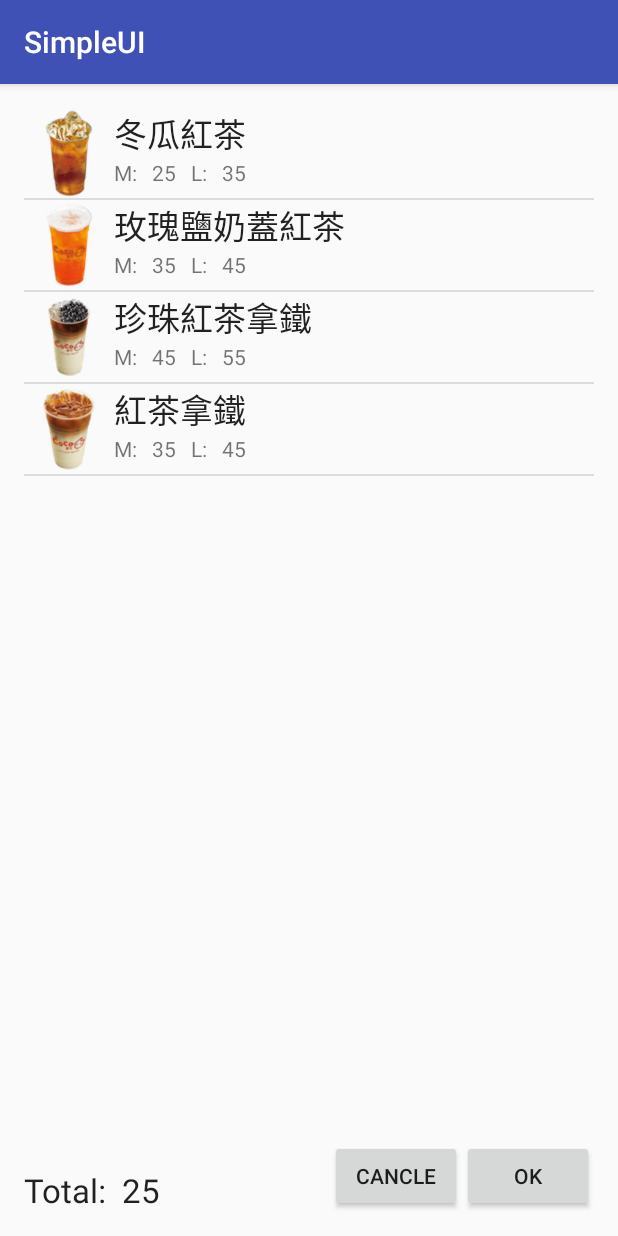
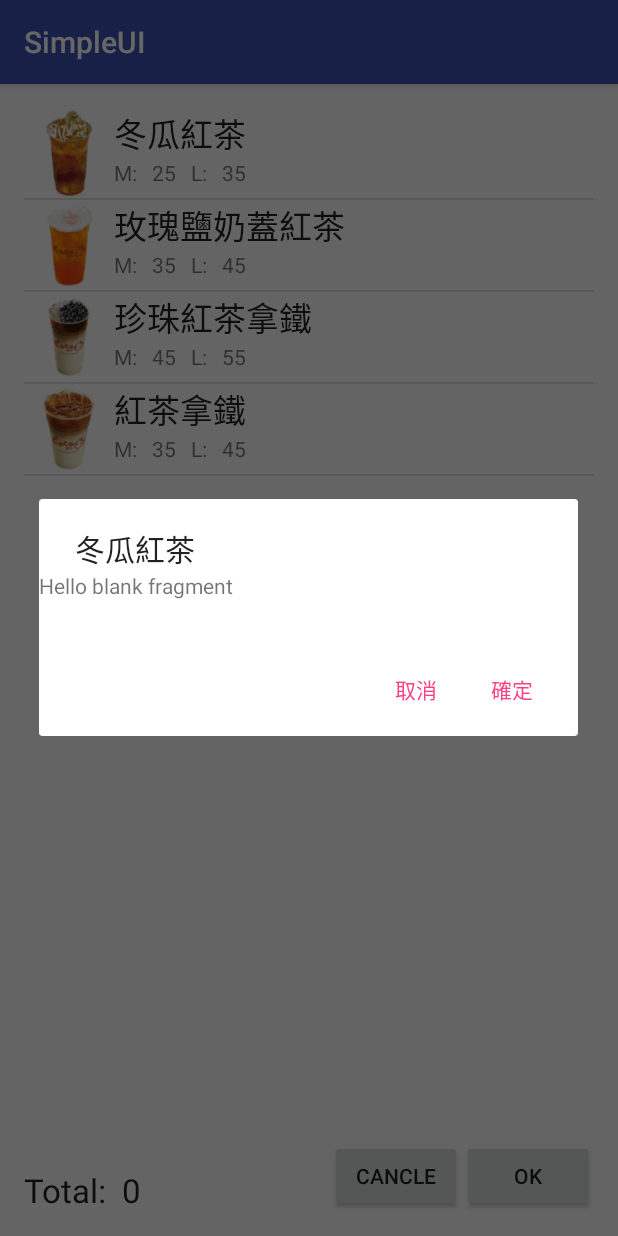
Before and after one commit to nlogo/android_class_267, an Android app: the DrinkMenuActivity screen opened directly, with no data from a screen before it, after a tap on "冬瓜紅茶", on a phone screen of 412 x 824 dp. Run offline under Robolectric (Android 15) with nearby library versions, the phone set to English and light mode, and no system bars.

Commit message:
Fragment

```diff
--- a/SimpleUI/app/build.gradle
+++ b/SimpleUI/app/build.gradle
@@ -23,4 +23,5 @@ dependencies {
     compile fileTree(dir: 'libs', include: ['*.jar'])
     testCompile 'junit:junit:4.12'
     compile 'com.android.support:appcompat-v7:23.4.0'
+    compile 'com.android.support:support-v4:23.4.0'
 }
--- a/SimpleUI/app/src/main/java/domain/company/simpleui/simpleui/DrinkMenuActivity.java
+++ b/SimpleUI/app/src/main/java/domain/company/simpleui/simpleui/DrinkMenuActivity.java
@@ -1,6 +1,11 @@
 package domain.company.simpleui.simpleui;
 
+
 import android.content.Intent;
+//import android.support.v4.app.FragmentManager;
+import android.app.FragmentManager;
+import android.app.FragmentTransaction;
+//import android.support.v4.app.FragmentTransaction;
 import android.support.v7.app.AppCompatActivity;
 import android.os.Bundle;
 import android.util.Log;
@@ -15,11 +20,12 @@ import org.json.JSONObject;
 
 import java.util.ArrayList;
 
-public class DrinkMenuActivity extends AppCompatActivity {
+//public class DrinkMenuActivity extends AppCompatActivity implements DrinkOrderDialog.OnFragmentInteractionListener{
+public class DrinkMenuActivity extends AppCompatActivity implements DrinkOrderDialog.OnFragmentInteractionListener{
+
 
     ListView drinkListView;
     TextView priceTextView;
-
 
     ArrayList<Drink> drinks = new ArrayList<>();
     ArrayList<Drink> drinkOrders = new ArrayList<>();
@@ -47,14 +53,37 @@ public class DrinkMenuActivity extends AppCompatActivity {
         drinkListView.setOnItemClickListener(new AdapterView.OnItemClickListener() {
             @Override
             public void onItemClick(AdapterView<?> parent, View view, int position, long id) {
-                DrinkAdapter drinkAdapter = (DrinkAdapter)parent.getAdapter();
-                Drink drink = (Drink) drinkAdapter.getItem(position);
-                drinkOrders.add(drink);
-                updateTotalPrice();
+//                DrinkAdapter drinkAdapter = (DrinkAdapter)parent.getAdapter();
+//                Drink drink = (Drink) drinkAdapter.getItem(position);
+//                drinkOrders.add(drink);
+//                updateTotalPrice();
+
+                Drink drink = (Drink) parent.getAdapter().getItem(position);
+                ShowDetailDrinkMenu(drink);
+
             }
         });
 
         Log.d("Debug","Drink Activity OnCreate");
+    }
+
+    private void  ShowDetailDrinkMenu(Drink drink)
+    {
+        FragmentManager fragmentManager = getFragmentManager();
+        FragmentTransaction ft = fragmentManager.beginTransaction();
+
+        DrinkOrder drinkOrder = new DrinkOrder();
+        drinkOrder.mPrice = drink.mPrice;
+        drinkOrder.lPrice = drink.lPrice;
+        drinkOrder.drinkName = drink.name;
+        DrinkOrderDialog orderDialog = DrinkOrderDialog.newInstance(drinkOrder);
+
+        orderDialog.show(ft, "DrinkOrderDialog");
+
+//        ft.replace(R.id.root, orderDialog);
+//        ft.addToBackStack(null);
+//        ft.commit();
+
     }
 
     private void setData()
--- /dev/null
+++ b/SimpleUI/app/src/main/java/domain/company/simpleui/simpleui/DrinkOrder.java
@@ -0,0 +1,61 @@
+package domain.company.simpleui.simpleui;
+
+import org.json.JSONException;
+import org.json.JSONObject;
+
+/**
+ * Created by user on 2016/6/16.
+ */
+public class DrinkOrder {
+    String drinkName ;
+    String ice = "正常";
+    String sugar = "正常";
+    String note = "";
+    int lNumber = 0;
+    int mNumber = 0;
+    int lPrice;
+    int mPrice;
+
+    public JSONObject getJsonObject()
+    {
+        JSONObject jsonObject = new JSONObject();
+
+        try{
+
+            jsonObject.put("drinkName", drinkName);
+            jsonObject.put("ice", ice);
+            jsonObject.put("sugar", sugar);
+            jsonObject.put("note", note);
+            jsonObject.put("lNumber", lNumber);
+            jsonObject.put("mNumber", mNumber);
+            jsonObject.put("lPrice", lPrice);
+            jsonObject.put("mPrice", mPrice);
+        } catch (JSONException e) {
+            e.printStackTrace();
+        }
+        return jsonObject;
+    }
+
+    public static DrinkOrder newInstanceWithJsonObject(String data) {
+
+        try {
+            JSONObject jsonObject = new JSONObject(data);
+            DrinkOrder drinkOrder = new DrinkOrder();
+
+            drinkOrder.drinkName = jsonObject.getString("drinkName");
+            drinkOrder.ice = jsonObject.getString("ice");
+            drinkOrder.sugar = jsonObject.getString("sugar");
+            drinkOrder.note = jsonObject.getString("note");
+            drinkOrder.lNumber = jsonObject.getInt("lNumber");
+            drinkOrder.mNumber = jsonObject.getInt("mNumber");
+
+            drinkOrder.lPrice = jsonObject.getInt("lPrice");
+            drinkOrder.mPrice = jsonObject.getInt("mPrice");
+            return drinkOrder;
+
+        } catch (JSONException e) {
+            e.printStackTrace();
+        }
+        return null;
+    }
+}
--- /dev/null
+++ b/SimpleUI/app/src/main/java/domain/company/simpleui/simpleui/DrinkOrderDialog.java
@@ -0,0 +1,140 @@
+package domain.company.simpleui.simpleui;
+
+import android.app.AlertDialog;
+import android.app.Dialog;
+import android.app.DialogFragment;
+import android.content.Context;
+import android.content.DialogInterface;
+import android.net.Uri;
+import android.os.Bundle;
+import android.app.Fragment;
+//import android.support.v4.app.Fragment;
+import android.app.DialogFragment;
+import android.view.LayoutInflater;
+import android.view.View;
+import android.view.ViewGroup;
+
+
+/**
+ * A simple {@link Fragment} subclass.
+ * Activities that contain this fragment must implement the
+ * {@link DrinkOrderDialog.OnFragmentInteractionListener} interface
+ * to handle interaction events.
+ * Use the {@link DrinkOrderDialog#newInstance} factory method to
+ * create an instance of this fragment.
+ */
+public class DrinkOrderDialog extends DialogFragment {
+    // TODO: Rename parameter arguments, choose names that match
+    // the fragment initialization parameters, e.g. ARG_ITEM_NUMBER
+    private static final String ARG_PARAM1 = "param1";
+    private static final String ARG_PARAM2 = "param2";
+
+    // TODO: Rename and change types of parameters
+    private DrinkOrder drinkOrder;
+
+    private OnFragmentInteractionListener mListener;
+
+    public DrinkOrderDialog() {
+        // Required empty public constructor
+    }
+
+    /**
+     * Use this factory method to create a new instance of
+     * this fragment using the provided parameters.
+     *
+     * @return A new instance of fragment DrinkOrderDialog.
+     */
+    // TODO: Rename and change types and number of parameters
+    public static DrinkOrderDialog newInstance(DrinkOrder drinkOrder) {
+        DrinkOrderDialog fragment = new DrinkOrderDialog();
+        Bundle args = new Bundle();
+        args.putString(ARG_PARAM1, drinkOrder.getJsonObject().toString());
+        fragment.setArguments(args);
+        return fragment;
+    }
+
+//    @Override
+//    public void onCreate(Bundle savedInstanceState) {
+//        super.onCreate(savedInstanceState);
+//        if (getArguments() != null) {
+//            String data = getArguments().getString(ARG_PARAM1);
+//            drinkOrder = DrinkOrder.newInstanceWithJsonObject(data);
+//        }
+//    }
+//
+//    @Override
+//    public View onCreateView(LayoutInflater inflater, ViewGroup container,
+//                             Bundle savedInstanceState) {
+//        // Inflate the layout for this fragment
+//        return inflater.inflate(R.layout.fragment_drink_order_dialog, container, false);
+//    }
+
+    @Override
+    public Dialog onCreateDialog(Bundle savedInstanceState){
+
+        if(getArguments() != null){
+            String data = getArguments().getString(ARG_PARAM1);
+            drinkOrder = DrinkOrder.newInstanceWithJsonObject(data);
+        }
+
+        LayoutInflater layoutInflater = LayoutInflater.from(getActivity());
+        View root = layoutInflater.inflate(R.layout.fragment_drink_order_dialog, null);
+        AlertDialog.Builder builder = new AlertDialog.Builder(getActivity());
+        builder.setView(root)
+                .setTitle(drinkOrder.drinkName)
+                .setPositiveButton("確定", new DialogInterface.OnClickListener() {
+                    @Override
+                    public void onClick(DialogInterface dialog, int which) {
+
+                    }
+                })
+                .setNegativeButton("取消", new DialogInterface.OnClickListener() {
+                    @Override
+                    public void onClick(DialogInterface dialog, int which) {
+
+                    }
+                });
+
+//        return super.onCreateDialog(savedInstanceState);
+        return builder.create();
+    }
+
+//    // TODO: Rename method, update argument and hook method into UI event
+//    public void onButtonPressed(Uri uri) {
+//        if (mListener != null) {
+//            mListener.onFragmentInteraction(uri);
+//        }
+//    }
+
+    @Override
+    public void onAttach(Context context) {
+        super.onAttach(context);
+        if (context instanceof OnFragmentInteractionListener) {
+            mListener = (OnFragmentInteractionListener) context;
+        } else {
+            throw new RuntimeException(context.toString()
+                    + " must implement OnFragmentInteractionListener");
+        }
+    }
+
+    @Override
+    public void onDetach() {
+        super.onDetach();
+        mListener = null;
+    }
+
+    /**
+     * This interface must be implemented by activities that contain this
+     * fragment to allow an interaction in this fragment to be communicated
+     * to the activity and potentially other fragments contained in that
+     * activity.
+     * <p/>
+     * See the Android Training lesson <a href=
+     * "http://developer.android.com/training/basics/fragments/communicating.html"
+     * >Communicating with Other Fragments</a> for more information.
+     */
+    public interface OnFragmentInteractionListener {
+        // TODO: Update argument type and name
+        //void onFragmentInteraction(Uri uri);
+    }
+}
--- a/SimpleUI/app/src/main/res/layout/activity_drink_menu.xml
+++ b/SimpleUI/app/src/main/res/layout/activity_drink_menu.xml
@@ -7,7 +7,8 @@
     android:paddingLeft="@dimen/activity_horizontal_margin"
     android:paddingRight="@dimen/activity_horizontal_margin"
     android:paddingTop="@dimen/activity_vertical_margin"
-    tools:context="domain.company.simpleui.simpleui.DrinkMenuActivity">
+    tools:context="domain.company.simpleui.simpleui.DrinkMenuActivity"
+    android:id="@+id/root">
 
     <ListView
         android:layout_width="wrap_content"
--- /dev/null
+++ b/SimpleUI/app/src/main/res/layout/fragment_drink_order_dialog.xml
@@ -0,0 +1,13 @@
+<FrameLayout xmlns:android="http://schemas.android.com/apk/res/android"
+    xmlns:tools="http://schemas.android.com/tools"
+    android:layout_width="match_parent"
+    android:layout_height="match_parent"
+    tools:context="domain.company.simpleui.simpleui.DrinkOrderDialog">
+
+    <!-- TODO: Update blank fragment layout -->
+    <TextView
+        android:layout_width="match_parent"
+        android:layout_height="match_parent"
+        android:text="@string/hello_blank_fragment" />
+
+</FrameLayout>
--- a/SimpleUI/app/src/main/res/values/strings.xml
+++ b/SimpleUI/app/src/main/res/values/strings.xml
@@ -1,3 +1,6 @@
 <resources>
     <string name="app_name">SimpleUI</string>
+
+    <!-- TODO: Remove or change this placeholder text -->
+    <string name="hello_blank_fragment">Hello blank fragment</string>
 </resources>
```
